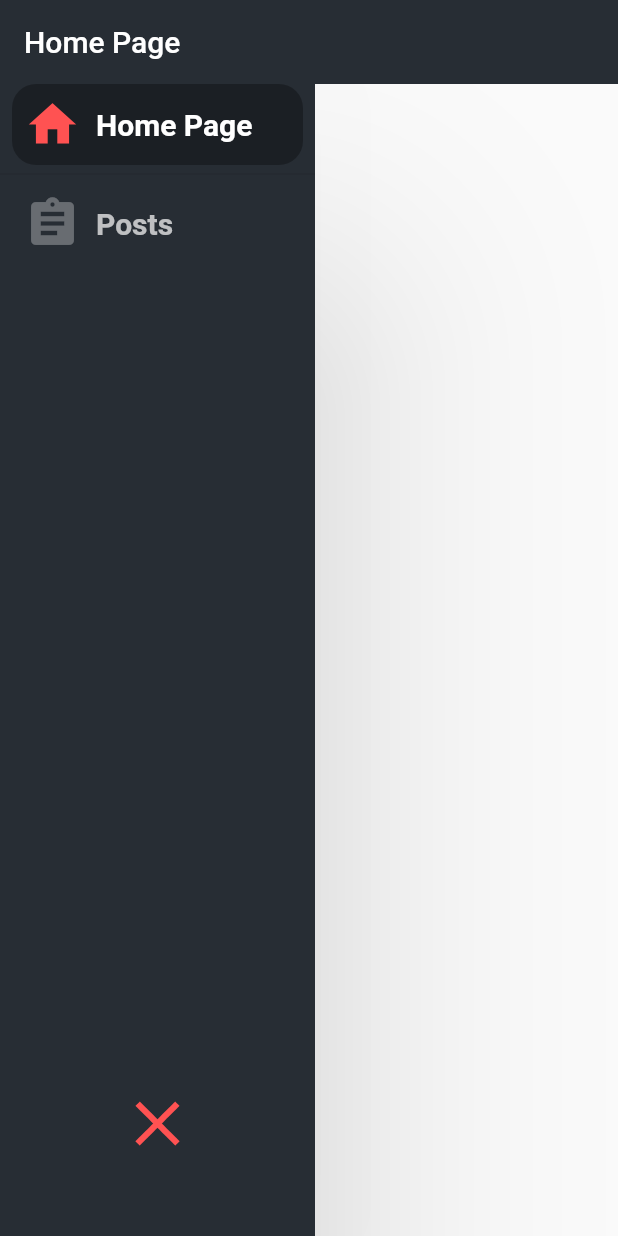
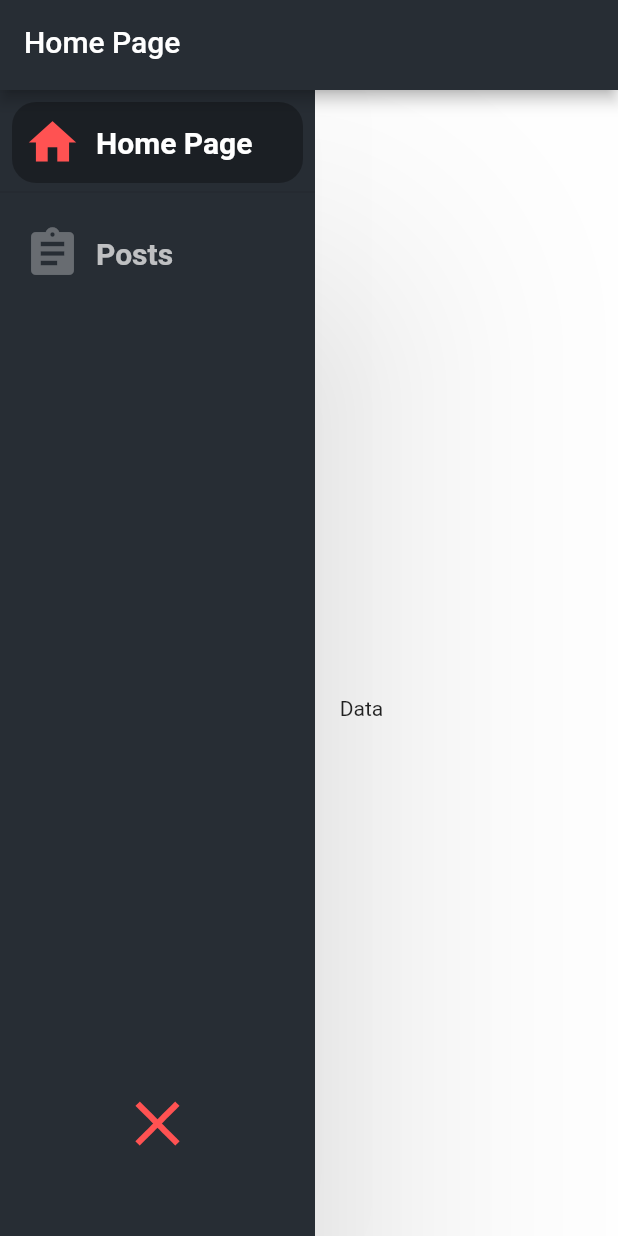
Before and after one commit to semsturgut/blog, a Flutter app: the screen it shows after launch, on a phone screen of 412 x 824 dp. Run offline on Flutter 3.47's test engine with Material 2 defaults, Android fonts, the phone set to English and light mode, and no system bars.

Commit message:
Adding container and fixing design issues.

```diff
--- a/lib/commons/collapsing_list_tile_widget.dart
+++ b/lib/commons/collapsing_list_tile_widget.dart
@@ -1,4 +1,4 @@
-import '../custom_navigation_drawer.dart';
+import '../model/custom_navigation_drawer.dart';
 import 'package:flutter/material.dart';
 
 class CollapsingListTile extends StatefulWidget {
@@ -43,8 +43,8 @@ class _CollapsingListTileState extends State<CollapsingListTile> {
               : Colors.transparent,
         ),
         width: widthAnimation.value,
-        margin: EdgeInsets.symmetric(horizontal: 8.0),
-        padding: EdgeInsets.symmetric(horizontal: 8.0, vertical: 8.0),
+        margin: EdgeInsets.fromLTRB(8.0, 8.0, 8.0, 0),
+        padding: EdgeInsets.fromLTRB(8.0, 8.0, 8.0, 8.0),
         child: Row(
           children: <Widget>[
             Icon(
--- a/lib/commons/collapsing_navigation_drawer_widget.dart
+++ b/lib/commons/collapsing_navigation_drawer_widget.dart
@@ -1,4 +1,4 @@
-import '../custom_navigation_drawer.dart';
+import '../model/custom_navigation_drawer.dart';
 import 'package:flutter/material.dart';
 
 class CollapsingNavigationDrawer extends StatefulWidget {
@@ -20,8 +20,8 @@ class CollapsingNavigationDrawerState extends State<CollapsingNavigationDrawer>
   @override
   void initState() {
     super.initState();
-    _animationController = AnimationController(
-        vsync: this, duration: Duration(milliseconds: 300));
+    _animationController =
+        AnimationController(vsync: this, duration: Duration(milliseconds: 300));
     widthAnimation = Tween<double>(begin: maxWidth, end: minWidth)
         .animate(_animationController);
   }
--- a/lib/custom_navigation_drawer.dart
+++ /dev/null
@@ -1,4 +0,0 @@
-export 'commons/collapsing_list_tile_widget.dart';
-export 'commons/collapsing_navigation_drawer_widget.dart';
-export 'model/navigation_model.dart';
-export 'theme.dart';
--- /dev/null
+++ b/lib/model/custom_navigation_drawer.dart
@@ -0,0 +1,4 @@
+export '../commons/collapsing_list_tile_widget.dart';
+export '../commons/collapsing_navigation_drawer_widget.dart';
+export 'navigation_model.dart';
+export '../theme.dart';
--- a/lib/screens/homepage.dart
+++ b/lib/screens/homepage.dart
@@ -1,27 +1,35 @@
 import 'package:flutter/material.dart';
-import '../custom_navigation_drawer.dart';
+import '../model/custom_navigation_drawer.dart';
 
 class HomePage extends StatefulWidget {
   HomePage({Key key}) : super(key: key);
+
   @override
   _MyHomePageState createState() => _MyHomePageState();
 }
 
 class _MyHomePageState extends State<HomePage> {
-
   @override
   Widget build(BuildContext context) {
     return Scaffold(
-      appBar: AppBar(
-        elevation: 0.0,
-        backgroundColor: drawerBackgroundColor,
-        title: Text("Home Page",),
-      ),
+        appBar: PreferredSize(
+          preferredSize: Size.fromHeight(60.0),
+          child: AppBar(
+            backgroundColor: drawerBackgroundColor,
+            title: Text(
+              "Home Page",
+            ),
+          ),
+        ),
         body: Stack(
           children: <Widget>[
+            Container(
+              padding: EdgeInsets.fromLTRB(70, 60, 0, 0),
+              color: Colors.white70,
+              child: Center(child: Text("Data")),
+            ),
             CollapsingNavigationDrawer(),
           ],
-        )
-    );
+        ));
   }
 }
```
Lines whose indentation alone changed are shown as unchanged.
